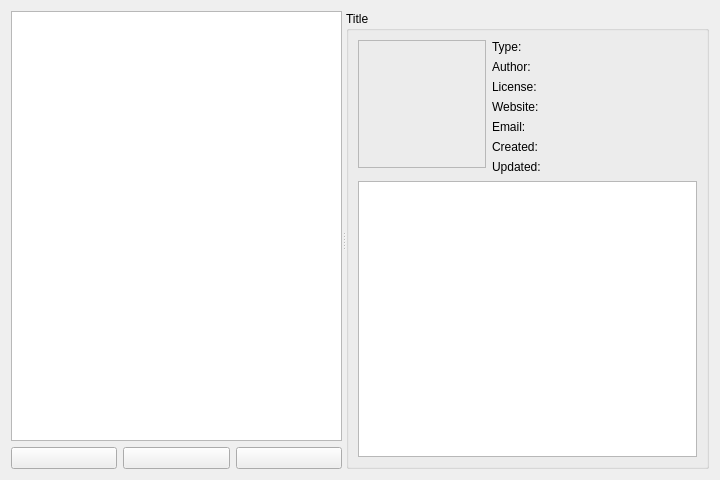
First picture: the form in plugins/extensions/resourcemanager/wdgdlgbundlemanager.ui, repository KDE/krita, before the edit.
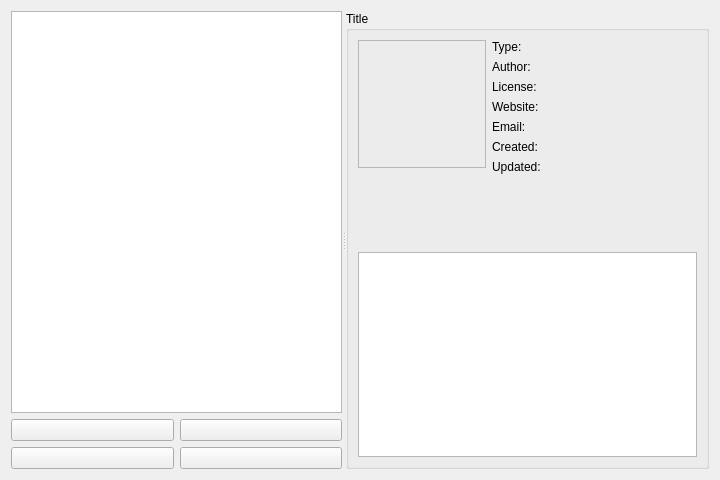
Second picture: the form after the edit. Icons and pictures are not drawn.

What changed in the file:
```diff
--- a/plugins/extensions/resourcemanager/wdgdlgbundlemanager.ui
+++ b/plugins/extensions/resourcemanager/wdgdlgbundlemanager.ui
@@ -61,7 +61,13 @@
        </item>
        <item>
         <widget class="QWidget" name="wdgManage" native="true">
-         <layout class="QHBoxLayout" name="horizontalLayout">
+         <property name="sizePolicy">
+          <sizepolicy hsizetype="Expanding" vsizetype="Preferred">
+           <horstretch>0</horstretch>
+           <verstretch>0</verstretch>
+          </sizepolicy>
+         </property>
+         <layout class="QGridLayout" name="gridLayout_5">
           <property name="leftMargin">
            <number>0</number>
           </property>
@@ -74,7 +80,43 @@
           <property name="bottomMargin">
            <number>0</number>
           </property>
-          <item>
+          <item row="3" column="4">
+           <widget class="QPushButton" name="bnEdit">
+            <property name="sizePolicy">
+             <sizepolicy hsizetype="Minimum" vsizetype="Minimum">
+              <horstretch>0</horstretch>
+              <verstretch>0</verstretch>
+             </sizepolicy>
+            </property>
+            <property name="toolTip">
+             <string>Edit a resource library</string>
+            </property>
+            <property name="text">
+             <string/>
+            </property>
+           </widget>
+          </item>
+          <item row="3" column="1">
+           <widget class="QPushButton" name="bnNew">
+            <property name="sizePolicy">
+             <sizepolicy hsizetype="Minimum" vsizetype="Minimum">
+              <horstretch>0</horstretch>
+              <verstretch>0</verstretch>
+             </sizepolicy>
+            </property>
+            <property name="toolTip">
+             <string>Create a resource library</string>
+            </property>
+            <property name="text">
+             <string/>
+            </property>
+            <property name="icon">
+             <iconset theme="add">
+              <normaloff>.</normaloff>.</iconset>
+            </property>
+           </widget>
+          </item>
+          <item row="0" column="1">
            <widget class="QPushButton" name="bnAdd">
             <property name="sizePolicy">
              <sizepolicy hsizetype="Minimum" vsizetype="Minimum">
@@ -94,7 +136,7 @@
             </property>
            </widget>
           </item>
-          <item>
+          <item row="0" column="4">
            <widget class="QPushButton" name="bnToggle">
             <property name="sizePolicy">
              <sizepolicy hsizetype="Minimum" vsizetype="Minimum">
@@ -114,26 +156,6 @@
             </property>
            </widget>
           </item>
-          <item>
-           <widget class="QPushButton" name="bnNew">
-            <property name="sizePolicy">
-             <sizepolicy hsizetype="Minimum" vsizetype="Minimum">
-              <horstretch>0</horstretch>
-              <verstretch>0</verstretch>
-             </sizepolicy>
-            </property>
-            <property name="toolTip">
-             <string>Create a resource library</string>
-            </property>
-            <property name="text">
-             <string/>
-            </property>
-            <property name="icon">
-             <iconset theme="add">
-              <normaloff>.</normaloff>.</iconset>
-            </property>
-           </widget>
-          </item>
          </layout>
         </widget>
        </item>
@@ -225,6 +247,12 @@
                <property name="orientation">
                 <enum>Qt::Vertical</enum>
                </property>
+               <property name="sizeHint" stdset="0">
+                <size>
+                 <width>0</width>
+                 <height>0</height>
+                </size>
+               </property>
               </spacer>
              </item>
             </layout>
```
Left out of the diff: 1 changed line with no effect on the pictures.
